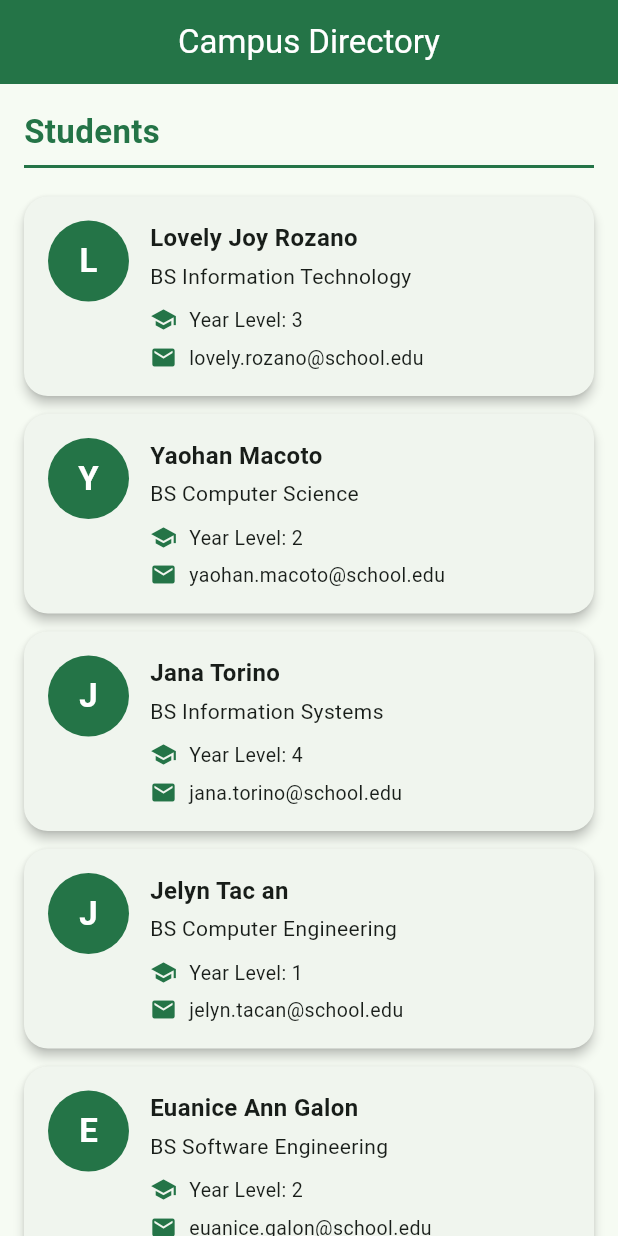
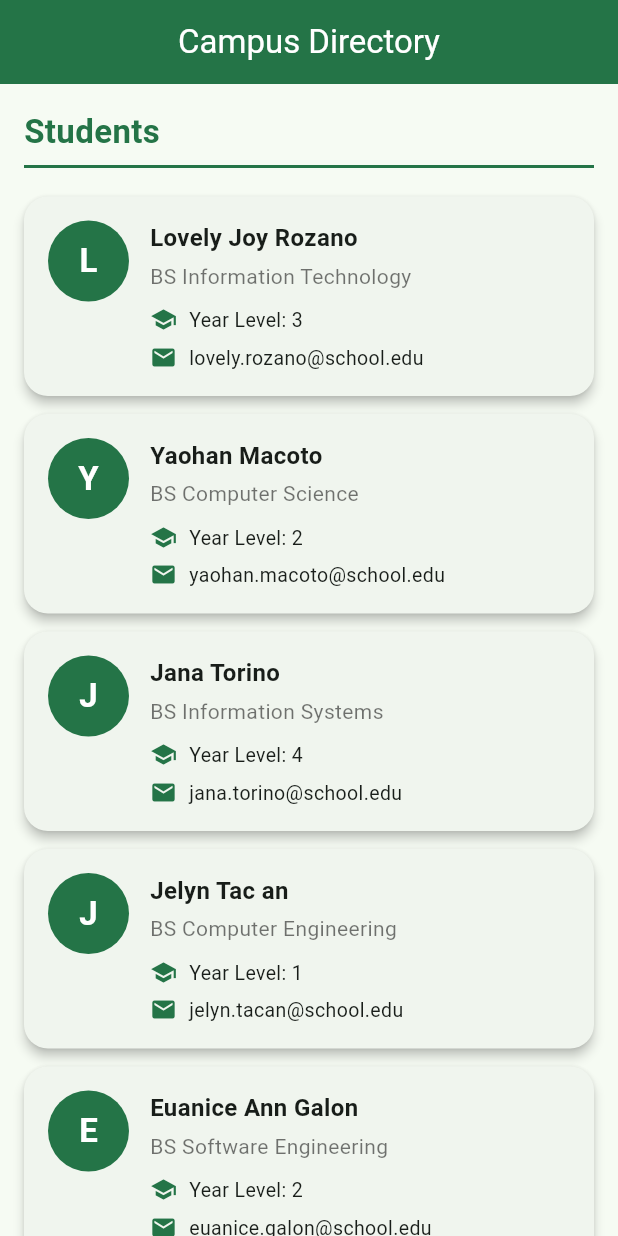
Before and after one commit to lovelyjoyrozano-stack/stateless-lab-rozano, a Flutter app: the screen it shows after launch, on a phone screen of 412 x 824 dp. Run offline on Flutter 3.47's test engine with Material 3 defaults, Android fonts, the phone set to English and light mode, and no system bars.

Commit message:
Improve student card text styling

```diff
--- a/lib/main.dart
+++ b/lib/main.dart
@@ -179,7 +179,14 @@ class StudentCard extends StatelessWidget {
                     ),
                   ),
                   const SizedBox(height: 4),
-                  Text(student.course),
+                 // Customization 5: make the course text smaller and softer.
+Text(
+  student.course,
+  style: const TextStyle(
+    fontSize: 14,
+    color: Colors.black54,
+  ),
+),
                   const SizedBox(height: 10),
                   InfoRow(
                     icon: Icons.school,
```
